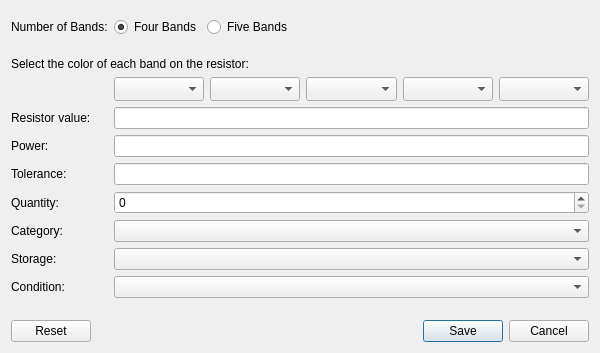
jassuncao/myparts, file src/dialogs/quickaddresistordialog.ui: the form before one commit.
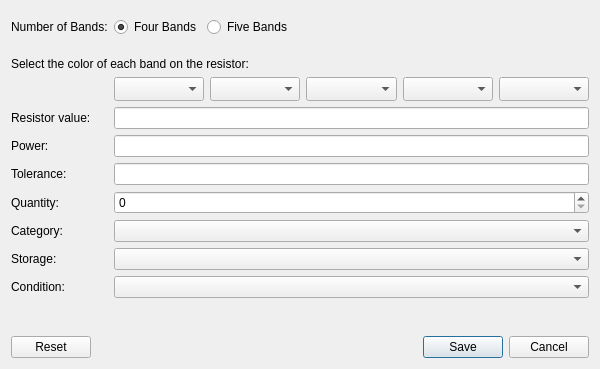
The form after the commit. Custom widgets are drawn as their Qt base class.

Commit message: * ParameterValueValidator attemps to fixup text where the inputed unit is in lower case.

The edit to the form file:
```diff
--- a/src/dialogs/quickaddresistordialog.ui
+++ b/src/dialogs/quickaddresistordialog.ui
@@ -7,7 +7,7 @@
     <x>0</x>
     <y>0</y>
     <width>600</width>
-    <height>353</height>
+    <height>369</height>
    </rect>
   </property>
   <property name="windowTitle">
```
Left out of the diff: 7 changed lines with no effect on the pictures. The commit also changes 2 other files.
